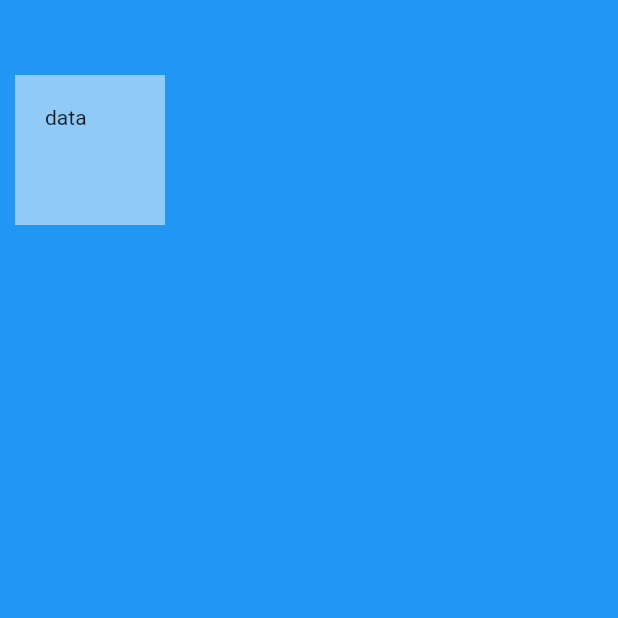
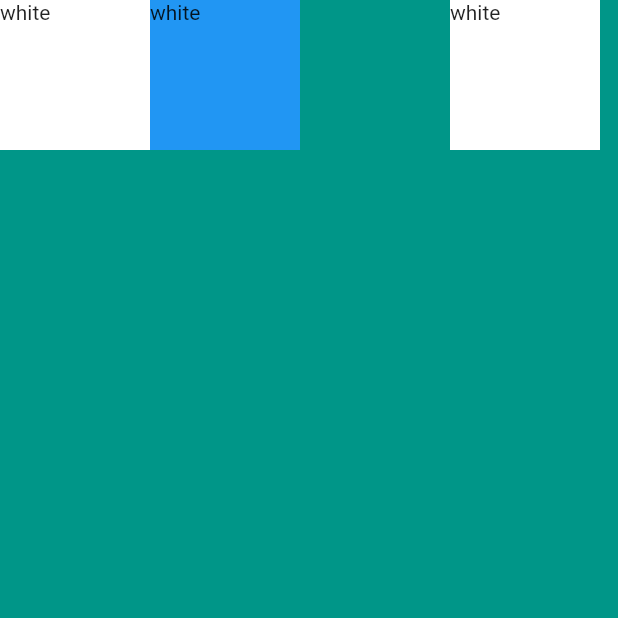
Before and after one commit to Cl4nn5/Flutter-lecture-codingChef, a Flutter app: the screen it shows after launch, on a phone screen of 412 x 824 dp, the top half of it. Run offline on Flutter 3.47's test engine with Material 2 defaults, Android fonts, the phone set to English and light mode, and no system bars.

Commit message:
21th_Column_row

```diff
--- a/lib/main.dart
+++ b/lib/main.dart
@@ -1,4 +1,4 @@
-// ignore_for_file: prefer_const_constructors, avoid_print
+// ignore_for_file: prefer_const_constructors, avoid_print, prefer_const_literals_to_create_immutables
 // ignore_for_file: use_key_in_widget_constructors
 
 import 'package:flutter/material.dart';
@@ -8,7 +8,6 @@ void main() => runApp(const MyApp());
 class MyApp extends StatelessWidget {
   const MyApp({super.key});
 
-  // This widget is the root of your application.
   @override
   Widget build(BuildContext context) {
     return MaterialApp(
@@ -25,22 +24,64 @@ class MyPage extends StatelessWidget {
   @override
   Widget build(BuildContext context) {
     return Scaffold(
-      backgroundColor: Colors.blue,
+      backgroundColor: Colors.teal,
       body: SafeArea(
-        child: Container(
-          width: 100,
-          height: 100,
-          margin: EdgeInsets.symmetric(
-            vertical: 50,
-            horizontal: 10,
-          ),
-          padding: EdgeInsets.all(20),
-          color: Colors.blue[200],
-          child: Text("data"),
+        child: Row(
+          // verticalDirection: VerticalDirection.down,
+          // mainAxisAlignment: MainAxisAlignment.spaceBetween,
+          // crossAxisAlignment: CrossAxisAlignment.stretch,
+          // mainAxisSize: MainAxisSize.min,
+          children: [
+            /*
+              가로 세로 100px
+              색상 [화이트 블루 레드]
+              각각의 container 이름 부여
+            */
+            MyContainer1(),
+            MyContainer1(
+              flexWidth: 100,
+              color: Colors.blue,
+            ),
+            SizedBox(
+              width: 100,
+              height: 100,
+            ),
+            MyContainer1(),
+          ],
         ),
       ),
     );
   }
 }
 
-// Container는 Page 내에서 최대한 많은 공간을 차지하는 특징이 있습니다.
+// class MyContainer1 extends StatelessWidget { 매개변수 String color 추가
+class MyContainer1 extends StatelessWidget {
+  final int flexWidth;
+  final Color color;
+  const MyContainer1({
+    super.key,
+    this.color = Colors.white,
+    this.flexWidth = 100,
+  });
+
+  @override
+  Widget build(BuildContext context) {
+    return Container(
+      width: flexWidth.toDouble(),
+      height: 100,
+      color: color,
+      child: Text('white'),
+    );
+  }
+}
+
+// vscode 가 가볍고 편한것이 장점
+// andStudio 다양하고 효율적인 기능과 안정적인것이 장점
+/*
+  * column widget은 세로축 방향으로 가능한 모든 공간을 차지한다.
+  * new Keywords
+  1. verticalDirection
+  2. mainAxisAlignment
+  3. crossAxisAlignment
+  4. mainAxisSize
+ */
```
